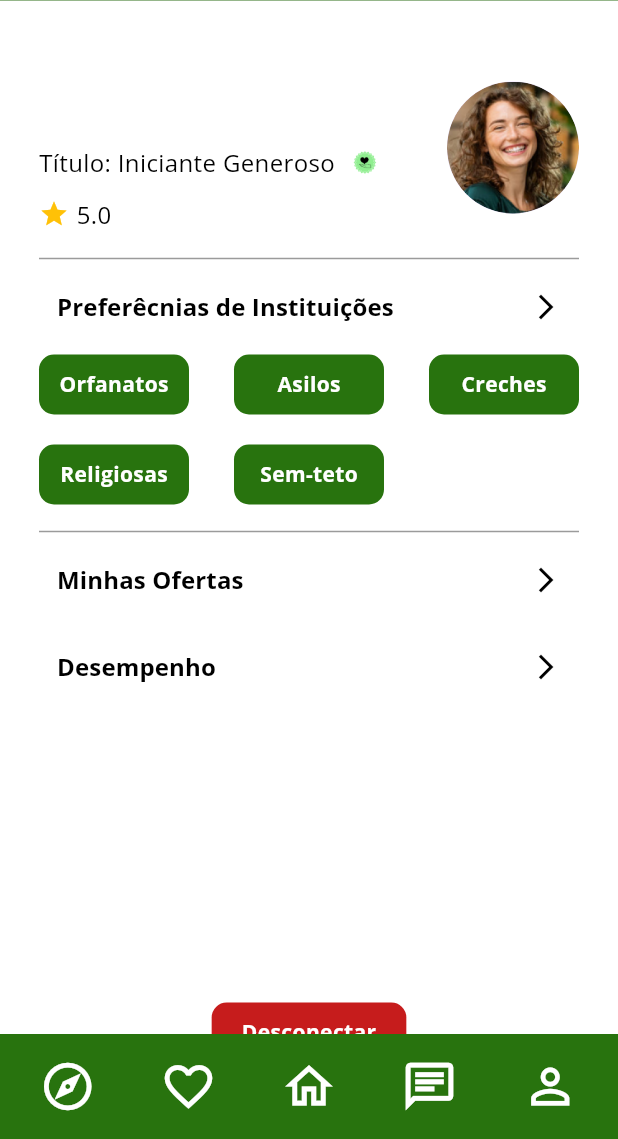
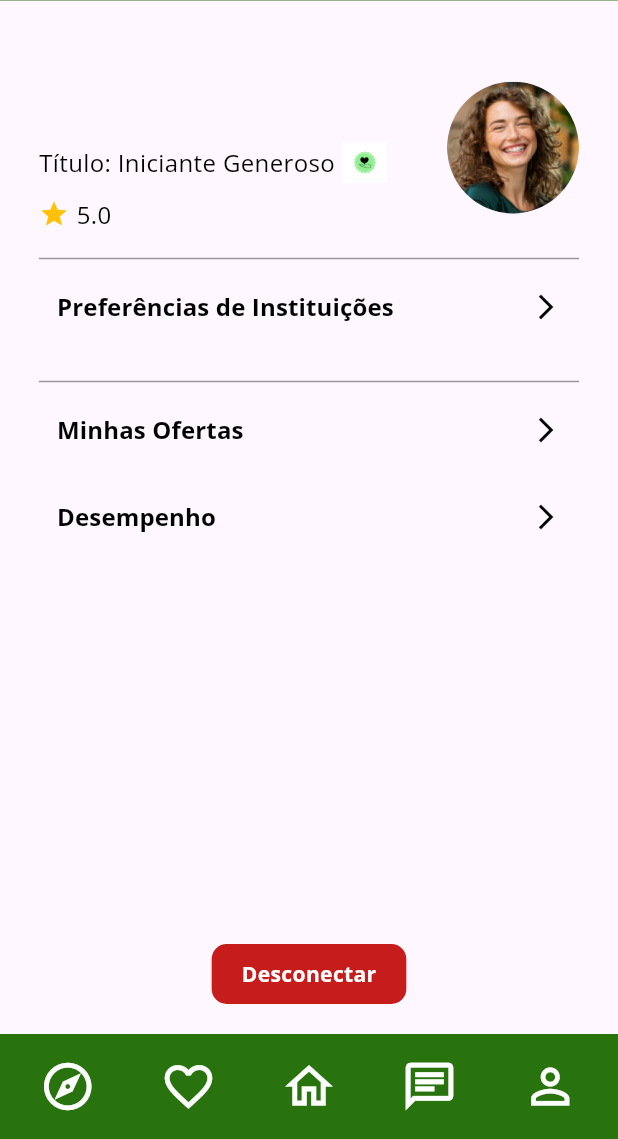
Before and after one commit to gui-henri/cint, a Flutter app: the PerfilPage screen opened by its route, on a phone screen of 412 x 824 dp, the part 97-1236 px from its top. Run offline on Flutter 3.47's test engine with Material 3 defaults, Android fonts, the phone set to English and light mode, and no system bars; our stand-ins replace carousel_slider, flutter_dotenv, flutter_speed_dial, geolocator, google_fonts, google_maps_flutter and 5 more; missing offline and left inert: dart:ffi, flutter_config; accounts and stored records are empty.

Commit message:
[API] Integra a página de perfil com o banco de dados

```diff
--- a/lib/pages/perfil.page.dart
+++ b/lib/pages/perfil.page.dart
@@ -26,13 +26,45 @@ class _PerfilPageState extends State<PerfilPage> {
       'Iniciante Generoso'; // Título que o usuário terá (pode ser mudado)
   String userAvaliation = '5.0'; // Avaliação do usuário (pode ser mudado)
 
-  final List<String> preferences = [
-    'Orfanatos',
-    'Asilos',
-    'Creches',
-    'Religiosas',
-    'Sem-teto',
-  ];
+  List<String> preferences = [];
+
+  @override
+  void initState() {
+    super.initState();
+    _loadUserPreferences();
+  }
+
+  Future<void> _loadUserPreferences() async {
+    final user = supabase.auth.currentUser;
+
+    if (user != null) {
+      final response = await supabase
+        .from('usuario_preferencia')
+        .select('id_preferencia')
+        .eq('id_usuario', user.id);
+
+      if (response.isNotEmpty) {
+        // Carregar as preferências
+        List<String> loadedPreferences = [];
+
+        for (var pref in response) {
+          final preferenceData = await supabase
+            .from('preferencia')
+            .select('nome')
+            .eq('id', pref['id_preferencia'])
+            .single();
+
+          if (preferenceData['nome'] != null) {
+            loadedPreferences.add(preferenceData['nome']);
+          }
+        }
+
+        setState(() {
+          preferences = loadedPreferences;
+        });
+      }
+    }
+  }
 
   @override
   Widget build(BuildContext context) {
@@ -48,12 +80,13 @@ class _PerfilPageState extends State<PerfilPage> {
         atualizarBusca: (value) {},
       ),
       bottomNavigationBar: const Footer(),
-      body: Container(
-        color: const Color.fromARGB(255, 255, 255, 255),
-        child: ListView(
+      body: Stack(
+        children: [
+          ListView(
+            padding: const EdgeInsets.only(bottom: 80.0), // Ajuste o padding inferior para dar espaço ao botão fixo
             children: <Widget>[
               Padding(
-        padding: const EdgeInsets.fromLTRB(26.0, 42.0, 26.0, 0), // Ajuste o padding conforme necessário
+                padding: const EdgeInsets.fromLTRB(26.0, 42.0, 26.0, 0),
                 child: Column(
                   crossAxisAlignment: CrossAxisAlignment.start,
                   children: [
@@ -71,7 +104,7 @@ class _PerfilPageState extends State<PerfilPage> {
                                   fontWeight: FontWeight.bold,
                                 ),
                               ),
-                        const SizedBox(height: 8.0), // Espaçamento ajustado
+                              const SizedBox(height: 8.0),
                               Row(
                                 children: [
                                   const Text(
@@ -90,10 +123,10 @@ class _PerfilPageState extends State<PerfilPage> {
                                           color: Colors.black,
                                         ),
                                       ),
-                                const SizedBox(width: 5), // Espaçamento entre o texto e o ícone
+                                      const SizedBox(width: 5),
                                       Container(
-                                  width: 30, // Largura do ícone
-                                  height: 30, // Altura do ícone
+                                        width: 30,
+                                        height: 30,
                                         decoration: const BoxDecoration(
                                           image: DecorationImage(
                                             image: AssetImage('assets/images/icone_doador.png'),
@@ -105,7 +138,7 @@ class _PerfilPageState extends State<PerfilPage> {
                                   ),
                                 ],
                               ),
-                        const SizedBox(height: 8.0), // Espaçamento ajustado
+                              const SizedBox(height: 8.0),
                               Row(
                                 children: [
                                   const Icon(
@@ -113,7 +146,7 @@ class _PerfilPageState extends State<PerfilPage> {
                                     color: Colors.amber,
                                     size: 20,
                                   ),
-                            const SizedBox(width: 5), // Espaçamento entre o ícone e o número
+                                  const SizedBox(width: 5),
                                   Text(
                                     userAvaliation,
                                     style: const TextStyle(
@@ -126,7 +159,7 @@ class _PerfilPageState extends State<PerfilPage> {
                             ],
                           ),
                         ),
-                  const SizedBox(width: 10), // Espaçamento entre o nome e a foto de perfil
+                        const SizedBox(width: 10),
                         (profileImageUrl != null) ?
                             ClipOval(
                               child: Image.network(
@@ -143,43 +176,39 @@ class _PerfilPageState extends State<PerfilPage> {
                         ),
                       ],
                     ),
-
-
                     const SizedBox(height: 10),
-
                     const Divider(
                       color: Color.fromARGB(100, 0, 0, 0),
                       thickness: 1,
                     ),
-
-            // Preferências de Instituições
                     Padding(
                       padding: const EdgeInsets.fromLTRB(0.0, 0.0, 0.0, 10),
                       child: Column(
                         crossAxisAlignment: CrossAxisAlignment.start,
                         children: [
                           CustomTextButton(
-                    text: 'Preferêcnias de Instituições',
+                            text: 'Preferências de Instituições',
                             onPressed: () => {Navigator.pushReplacementNamed(context, '/apresentacao4')},
                           ),
-                  const SizedBox(height: 8.0), // Espaço entre o texto/ícone e a GridView
+                          const SizedBox(height: 8.0),
                           SizedBox(
-                    height: 100,
                             child: GridView.builder(
+                              shrinkWrap: true,
+                              physics: const NeverScrollableScrollPhysics(),
                               padding: EdgeInsets.zero,
                               itemCount: preferences.length,
                               gridDelegate: const SliverGridDelegateWithFixedCrossAxisCount(
-                        crossAxisCount: 3, // Máximo de 3 por linha
-                        crossAxisSpacing: 30.0, // Espaço horizontal entre os itens
-                        mainAxisSpacing: 20.0, // Espaço vertical entre os itens
-                        childAspectRatio: 3, // Proporção entre largura e altura
-                        mainAxisExtent: 40.0, // Altura dos itens
+                                crossAxisCount: 3,
+                                crossAxisSpacing: 30.0,
+                                mainAxisSpacing: 20.0,
+                                childAspectRatio: 3,
+                                mainAxisExtent: 40.0,
                               ),
                               itemBuilder: (context, index) {
                                 return Container(
                                   decoration: BoxDecoration(
                                     color: const Color(0xFF28730E),
-                            borderRadius: BorderRadius.circular(10.0), // Radius dos botões
+                                    borderRadius: BorderRadius.circular(10.0),
                                   ),
                                   alignment: Alignment.center,
                                   child: Text(
@@ -197,14 +226,12 @@ class _PerfilPageState extends State<PerfilPage> {
                         ],
                       ),
                     ),
-
                     const Divider(
                       color: Color.fromARGB(100, 0, 0, 0),
                       thickness: 1,
                     ),
-
                     Padding(
-              padding: const EdgeInsets.fromLTRB(0.0, 0.0, 0.0, 200.0), // Ajuste o padding conforme necessário
+                      padding: const EdgeInsets.fromLTRB(0.0, 0.0, 0.0, 10.0),
                       child: Column(
                         crossAxisAlignment: CrossAxisAlignment.start,
                         children: [
@@ -217,50 +244,44 @@ class _PerfilPageState extends State<PerfilPage> {
                             text: 'Desempenho',
                             onPressed: () => {Navigator.pushNamed(context, '/Desempenho')},
                           ),
-                  // const SizedBox(height: 10),
-                  // CustomTextButton(
-                  //   text: 'Central de Ajuda',
-                  //   onPressed: () => {Navigator.pushNamed(context, '/MetaBatida')},
-                  // ),
-                  // const SizedBox(height: 10),
-                  // CustomTextButton(
-                  //   text: 'Envie-nos seu Feedback',
-                  //   onPressed: () {
-                  //     // Ação ao pressionar o botão
-                  //   },
-                  // ),
                         ],
                       ),
                     ),
-
-            // Botão de desconectar
-            Center(
+                  ],
+                ),
+              ),
+            ],
+          ),
+          Positioned(
+            bottom: 0,
+            left: 0,
+            right: 0,
+            child: Center(
               child: GestureDetector(
                 onTap: () {
                   showLogoutDialog(context);
                 },
                 child: Container(
-                  padding: const EdgeInsets.only(
-                      right: 20, left: 20, top: 10, bottom: 10),
+                  margin: const EdgeInsets.all(20.0),
+                  padding: const EdgeInsets.symmetric(vertical: 10.0, horizontal: 20.0),
                   decoration: BoxDecoration(
                     borderRadius: BorderRadius.circular(10.0),
-                      color: const Color(0xFFC61C1C)),
+                    color: const Color(0xFFC61C1C),
+                  ),
                   child: const Text(
                     'Desconectar',
                     style: TextStyle(
                       color: Colors.white,
                       fontSize: 14,
-                        fontWeight: FontWeight.bold),
+                      fontWeight: FontWeight.bold,
                     ),
                   ),
                 ),
-            )
+              ),
+            ),
+          ),
         ],
       ),
-      ),
-  ]
-  )
-  )
     );
   }
 }
@@ -279,10 +300,10 @@ void showLogoutDialog(BuildContext context) {
           fontSize: 20,
         ),
         content: const Column(
-          mainAxisSize: MainAxisSize.min, // Ajusta o tamanho da coluna ao conteúdo
+          mainAxisSize: MainAxisSize.min,
           children: [
             Padding(
-              padding: EdgeInsets.only(top: 20.0, bottom: 15.0), // Margem no topo e na parte inferior
+              padding: EdgeInsets.only(top: 20.0, bottom: 15.0),
               child: Text(
                 'Tem certeza?',
                 textAlign: TextAlign.center,
@@ -298,7 +319,7 @@ void showLogoutDialog(BuildContext context) {
         actions: [
           TextButton(
             onPressed: () {
-              Navigator.of(context).pop(); // Fecha a modal
+              Navigator.of(context).pop();
             },
             child: const Text(
               'Voltar',
@@ -311,24 +332,23 @@ void showLogoutDialog(BuildContext context) {
           ),
           ElevatedButton(
             style: ElevatedButton.styleFrom(
-              backgroundColor: const Color(0xFFC61C1C), // Cor hexadecimal para o botão 'Desconectar'
+              backgroundColor: const Color(0xFFC61C1C),
             ),
             onPressed: () async {
-              // Lógica para desconectar
               await supabase.auth.signOut();
               final GoogleSignIn googleSignIn = GoogleSignIn();
               await googleSignIn.signOut();
               if (context.mounted) {
                 Navigator.pushNamed(context, '/');
               }
-              //ListaMinhasOfertas().anunciosInstancias.clear();
             },
             child: const Text(
               'Desconectar',
               style: TextStyle(
                 color: Colors.white,
                 fontSize: 14,
-                      fontWeight: FontWeight.bold),
+                fontWeight: FontWeight.bold
+              ),
             ),
           ),
         ],
```
Lines whose indentation alone changed are shown as unchanged.
